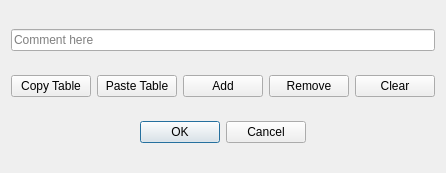
This is ui_templates/cdf_edit.ui in o-murphy/archer_ballistics_constructor as Qt 5 draws it before an edit. The edited form follows.
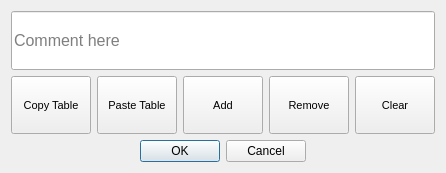
This is the edited form.

The edit to the form file:
```diff
--- a/ui_templates/cdf_edit.ui
+++ b/ui_templates/cdf_edit.ui
@@ -17,7 +17,7 @@
    <item row="1" column="0">
     <widget class="QPushButton" name="copyTable">
      <property name="sizePolicy">
-      <sizepolicy hsizetype="Expanding" vsizetype="Fixed">
+      <sizepolicy hsizetype="Expanding" vsizetype="Preferred">
        <horstretch>0</horstretch>
        <verstretch>0</verstretch>
       </sizepolicy>
@@ -28,6 +28,11 @@
        <height>0</height>
       </size>
      </property>
+     <property name="font">
+      <font>
+       <pointsize>8</pointsize>
+      </font>
+     </property>
      <property name="text">
       <string>Copy Table</string>
      </property>
@@ -36,7 +41,7 @@
    <item row="1" column="1">
     <widget class="QPushButton" name="pasteTable">
      <property name="sizePolicy">
-      <sizepolicy hsizetype="Expanding" vsizetype="Fixed">
+      <sizepolicy hsizetype="Expanding" vsizetype="Preferred">
        <horstretch>0</horstretch>
        <verstretch>0</verstretch>
       </sizepolicy>
@@ -47,6 +52,11 @@
        <height>0</height>
       </size>
      </property>
+     <property name="font">
+      <font>
+       <pointsize>8</pointsize>
+      </font>
+     </property>
      <property name="text">
       <string>Paste Table</string>
      </property>
@@ -55,7 +65,7 @@
    <item row="1" column="2">
     <widget class="QPushButton" name="Add">
      <property name="sizePolicy">
-      <sizepolicy hsizetype="Expanding" vsizetype="Fixed">
+      <sizepolicy hsizetype="Expanding" vsizetype="Preferred">
        <horstretch>0</horstretch>
        <verstretch>0</verstretch>
       </sizepolicy>
@@ -66,6 +76,11 @@
        <height>0</height>
       </size>
      </property>
+     <property name="font">
+      <font>
+       <pointsize>8</pointsize>
+      </font>
+     </property>
      <property name="text">
       <string>Add</string>
      </property>
@@ -74,7 +89,7 @@
    <item row="1" column="3">
     <widget class="QPushButton" name="Remove">
      <property name="sizePolicy">
-      <sizepolicy hsizetype="Expanding" vsizetype="Fixed">
+      <sizepolicy hsizetype="Expanding" vsizetype="Preferred">
        <horstretch>0</horstretch>
        <verstretch>0</verstretch>
       </sizepolicy>
@@ -85,6 +100,11 @@
        <height>0</height>
       </size>
      </property>
+     <property name="font">
+      <font>
+       <pointsize>8</pointsize>
+      </font>
+     </property>
      <property name="text">
       <string>Remove</string>
      </property>
@@ -93,7 +113,7 @@
    <item row="1" column="4">
     <widget class="QPushButton" name="Clear">
      <property name="sizePolicy">
-      <sizepolicy hsizetype="Expanding" vsizetype="Fixed">
+      <sizepolicy hsizetype="Expanding" vsizetype="Preferred">
        <horstretch>0</horstretch>
        <verstretch>0</verstretch>
       </sizepolicy>
@@ -104,6 +124,11 @@
        <height>0</height>
       </size>
      </property>
+     <property name="font">
+      <font>
+       <pointsize>8</pointsize>
+      </font>
+     </property>
      <property name="text">
       <string>Clear</string>
      </property>
@@ -111,6 +136,17 @@
    </item>
    <item row="0" column="0" colspan="5">
     <widget class="QLineEdit" name="lineEdit">
+     <property name="sizePolicy">
+      <sizepolicy hsizetype="Expanding" vsizetype="Preferred">
+       <horstretch>0</horstretch>
+       <verstretch>0</verstretch>
+      </sizepolicy>
+     </property>
+     <property name="font">
+      <font>
+       <pointsize>12</pointsize>
+      </font>
+     </property>
      <property name="text">
       <string/>
      </property>
```
